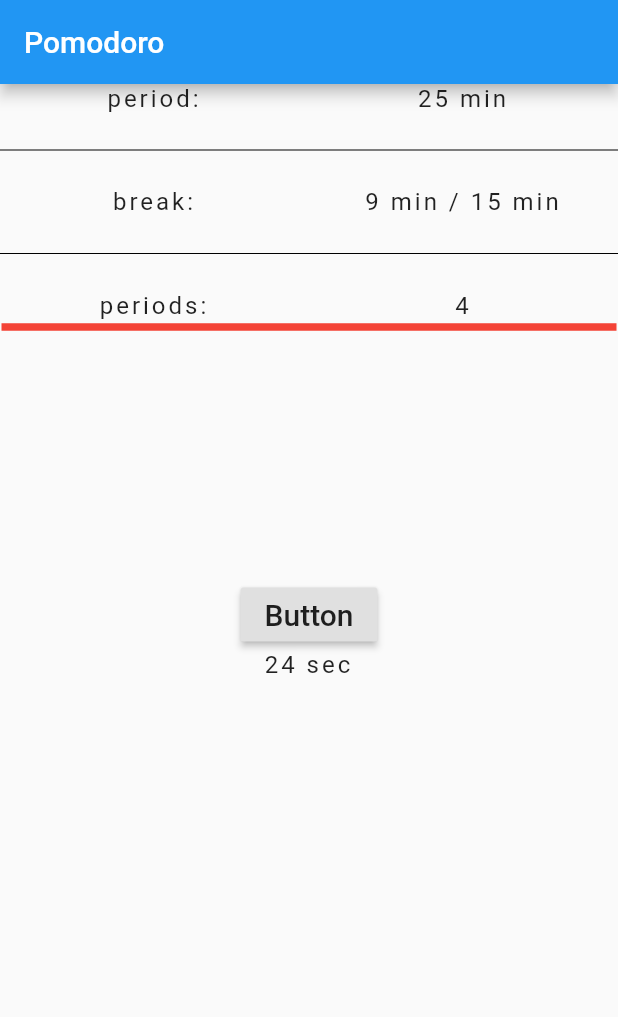
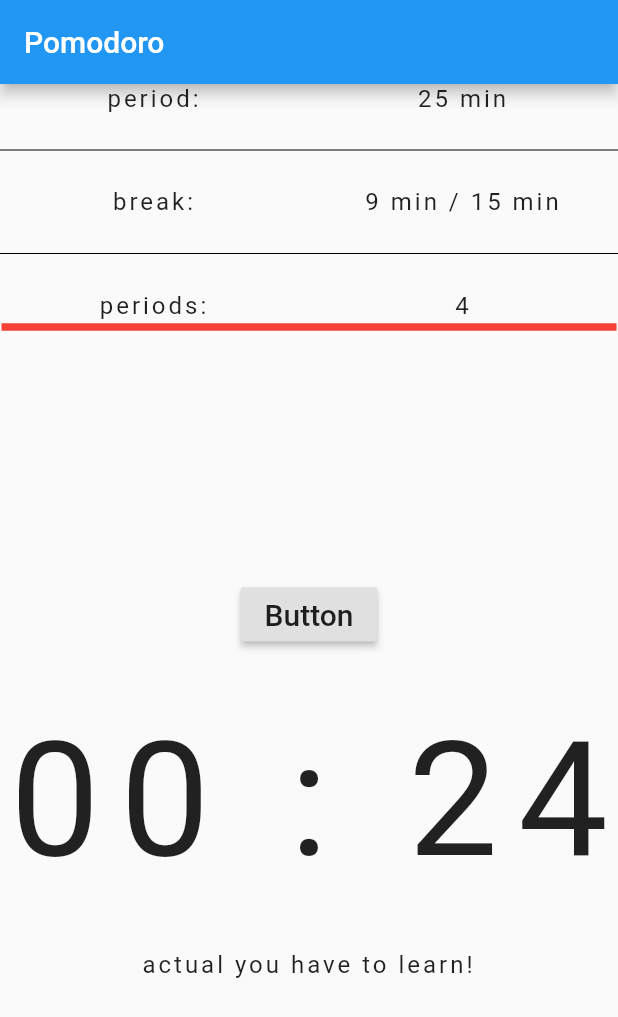
Before and after one commit to mobileappdevhm19/lust-LibraryUniversalSwissTool, a Flutter app: the screen it shows after launch, after a tap on "Button", on a phone screen of 412 x 824 dp. Shown: the top 1017 px of the screen. Run offline on Flutter 3.47's test engine with Material 2 defaults, Android fonts, the phone set to English and light mode, and no system bars; our stand-ins replace charts_flutter.

Commit message:
with Status text
timer numbers have a leading Zero, when <10

```diff
--- a/lust/lib/widgets/pomodoroPage/pomodoroTimer.dart
+++ b/lust/lib/widgets/pomodoroPage/pomodoroTimer.dart
@@ -4,6 +4,13 @@ import 'dart:async';
 
 enum Status{
   nothing, learning, shortBreak, longBreak
+}
+
+//like struct in c++
+class statusClass {
+  final int time;
+  final String text;
+  const statusClass(this.time, this.text);
 }
 
 class PomodoroTimer extends StatefulWidget {
@@ -17,21 +24,23 @@ class PomodoroTimer extends StatefulWidget {
 }
 
 class _PomodoroTimerState extends State<PomodoroTimer> {
-  List<int> statuslist=new List();
+  List<statusClass> statuslist=new List();
   int countPeriods;
 
   int actPeriod=0;
   int actTimerSeconds=0;
+  String actTimeMinutesSeconds="";
   Status actStatus=Status.nothing; //initial
+  String actStatusText="";
 
   Timer _timer;
 
 
   _PomodoroTimerState(int periodTime, int shortBreakTime, int longBreakTime, int countPeriods) {
-    statuslist.add(-1);
-    statuslist.add(periodTime);
-    statuslist.add(shortBreakTime);
-    statuslist.add(longBreakTime);
+    statuslist.add(statusClass(-1, ""));
+    statuslist.add(statusClass(periodTime, "actual you have to learn!"));
+    statuslist.add(statusClass(shortBreakTime, "make a short break"));
+    statuslist.add(statusClass(longBreakTime, "make a long break"));
 
     this.countPeriods = countPeriods;
   }
@@ -52,8 +61,22 @@ class _PomodoroTimerState extends State<PomodoroTimer> {
                 ),
               ),
 
+               Container(
+               // color: Colors.blue,
+                width: MediaQuery.of(context).size.width, //screen width
+                height: 200.0,
+                child: FittedBox(
+                  fit: BoxFit.contain,
+                    child: Text(
+                      "$actTimeMinutesSeconds",
+                      textScaleFactor: 0.8,
+                      style: TextStyle(fontSize: 20.0, letterSpacing: 2.0),
+                      textAlign: TextAlign.center,
+                    )
+                ),
+              ),
               Expanded(child: Text(
-                "$actTimerSeconds sec",
+                "$actStatusText",
                 textScaleFactor: 0.8,
                 style: TextStyle(fontSize: 20.0, letterSpacing: 2.0),
                 textAlign: TextAlign.center,
@@ -74,7 +97,10 @@ class _PomodoroTimerState extends State<PomodoroTimer> {
   }
 
   void changeStatusStartTimer(){
-
+    actTimerSeconds=0;
+    if(_timer !=null){
+      _timer.cancel();
+    }
     switch(actStatus){
       case Status.learning: {
         if(actPeriod<=countPeriods){
@@ -93,7 +119,10 @@ class _PomodoroTimerState extends State<PomodoroTimer> {
     }
 
 
-    actTimerSeconds=statuslist[actStatus.index];
+    actTimerSeconds=statuslist[actStatus.index].time;
+
+    actStatusText=statuslist[actStatus.index].text;
+
     startTimer();
   }
 
@@ -107,7 +136,24 @@ class _PomodoroTimerState extends State<PomodoroTimer> {
             changeStatusStartTimer();
           } else {
             actTimerSeconds --;
+            setActTimeMinutesSeconds();
           }
         }));
   }
+
+  void setActTimeMinutesSeconds(){
+    int minutes=(actTimerSeconds/60).toInt();
+    String minutesStirng=setFirst0(minutes);
+    String secondsString=setFirst0(actTimerSeconds-(minutes*60));
+
+    actTimeMinutesSeconds="$minutesStirng : $secondsString";
+  }
+  String setFirst0(int number){
+    if(number<10){
+      return "0$number";
+    }
+    else{
+      return number.toString();
+    }
+  }
 }
```
